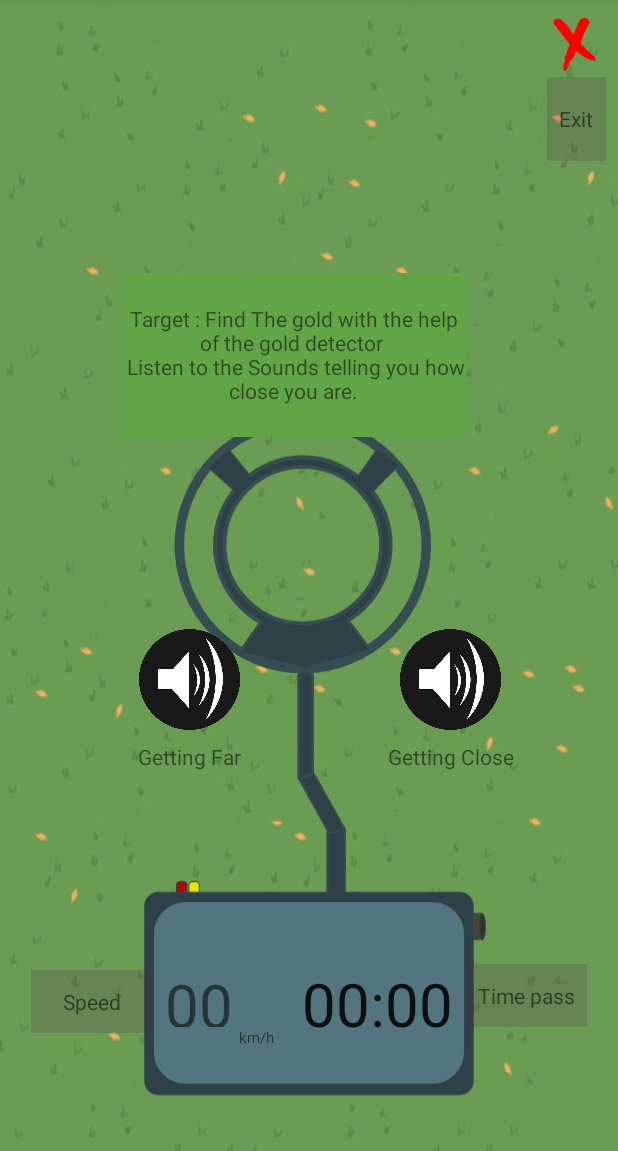
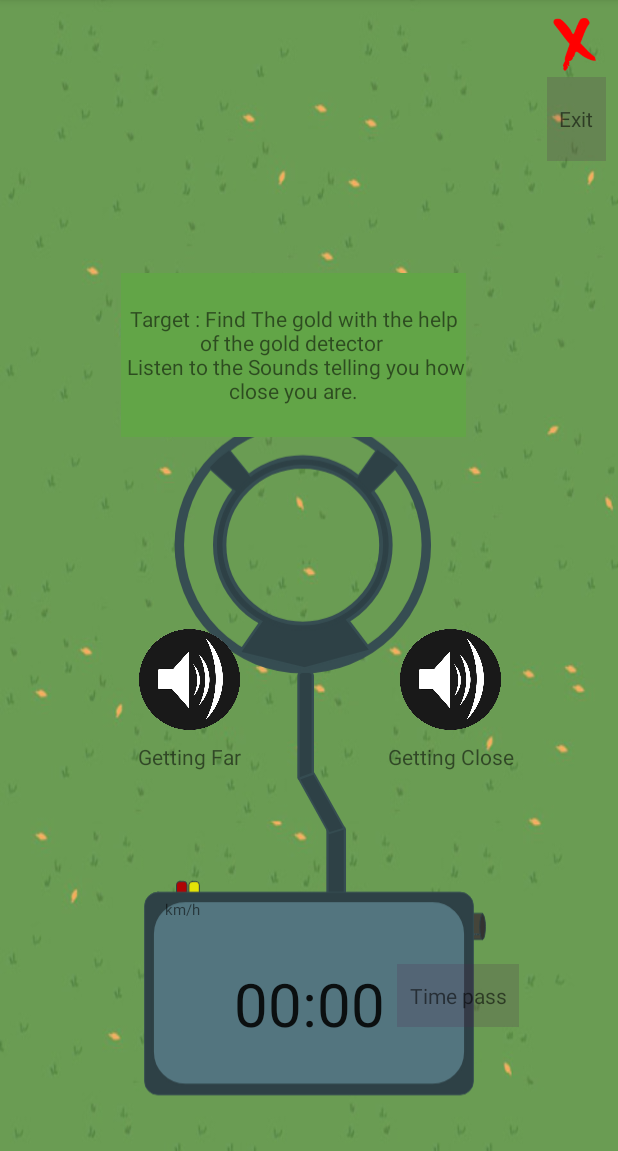
Before and after one commit to oriamd/TreasureHunt, an Android app: the TutorialActivity screen opened directly, with no data from a screen before it, on a phone screen of 412 x 824 dp, the part 85-1236 px from its top. Run offline under Robolectric (Android 15) with nearby library versions, the phone set to English and light mode, and no system bars; pictures from the network do not load.

Commit message:
Removed Debug

```diff
--- a/app/src/main/java/com/example/ori/treasurehunt/IntervalMusicRunnable.java
+++ b/app/src/main/java/com/example/ori/treasurehunt/IntervalMusicRunnable.java
@@ -1,8 +1,6 @@
 package com.example.ori.treasurehunt;
 
 import android.content.Context;
-import android.media.AsyncPlayer;
-import android.media.MediaPlayer;
 import android.util.Log;
 
 import com.mta.sharedutils.AsyncHandler;
@@ -82,7 +80,7 @@ public class IntervalMusicRunnable implements Runnable {
     public void run() {
         if (sStillPlaying) {
             AsyncHandler.postDelayed(this, frequency, true);
-            Log.i(tag, "Playing : frequency = "+frequency);
+            //Log.i(tag, "Playing : frequency = "+frequency);
             soundEffectsUtil.play(resId);
         }
     }
--- a/app/src/main/java/com/example/ori/treasurehunt/WinActivity.java
+++ b/app/src/main/java/com/example/ori/treasurehunt/WinActivity.java
@@ -54,7 +54,7 @@ public class WinActivity extends AppCompatActivity {
                 SharedPreferences sp = PreferenceManager.getDefaultSharedPreferences(getBaseContext());
                 int total = Integer.parseInt(sp.getString(MainActivity.TOTAL_GOLD_KEY, "0"))
                             + Integer.parseInt(wonGold);
-                Log.i(MainActivity.goldTrackTag,"Total Gold : " + total);
+                //Log.i(MainActivity.goldTrackTag,"Total Gold : " + total);
                 SharedPreferences.Editor editor = sp.edit();
                 editor.putString(MainActivity.TOTAL_GOLD_KEY, Integer.toString(total));
                 editor.commit();
--- a/app/src/main/java/com/mta/sharedutils/AsyncHandler.java
+++ b/app/src/main/java/com/mta/sharedutils/AsyncHandler.java
@@ -52,10 +52,10 @@ public final class AsyncHandler {
                 @AsyncMessage int what = msg.what;
                 switch (what) {
                     case EXAMPLE_MESSAGE_1:
-                        Log.i(TAG, "Hey, got message no. 1!! (I could do something useful with it)");
+                        //Log.i(TAG, "Hey, got message no. 1!! (I could do something useful with it)");
                         break;
                     case EXAMPLE_MESSAGE_2:
-                        Log.i(TAG, "Hey, got message no. 2!! (I could do something else)");
+                        //Log.i(TAG, "Hey, got message no. 2!! (I could do something else)");
                         break;
                 }
 
--- a/app/src/main/res/layout/tutorial.xml
+++ b/app/src/main/res/layout/tutorial.xml
@@ -46,23 +46,13 @@
         android:layout_marginBottom="40dp">
 
         <TextView
-        android:text="@string/speed"
-        android:layout_width="49dp"
-        android:layout_height="42dp"
-        android:id="@+id/speed"
-        android:textSize="40sp"
-            app:layout_constraintTop_toTopOf="parent"
-            app:layout_constraintBottom_toBottomOf="parent"
-            app:layout_constraintLeft_toLeftOf="parent" />
-
-        <TextView
             android:text="@string/speed_unit"
             android:layout_width="wrap_content"
             android:layout_height="wrap_content"
             android:textSize="10sp"
             android:id="@+id/speedunit"
-            app:layout_constraintTop_toBottomOf="@+id/speed"
-            app:layout_constraintLeft_toRightOf="@+id/speed" />
+            tools:layout_editor_absoluteY="0dp"
+            tools:layout_editor_absoluteX="0dp" />
 
     </android.support.constraint.ConstraintLayout>
 
@@ -74,21 +64,8 @@
         app:layout_constraintBottom_toBottomOf="@+id/constraintLayout"
         app:layout_constraintTop_toTopOf="@+id/constraintLayout"
         app:layout_constraintRight_toRightOf="@+id/constraintLayout"
-        app:layout_constraintVertical_bias="0.58" />
-
-    <TextView
-        android:text="Speed"
-        android:layout_width="81dp"
-        android:layout_height="42dp"
-        android:gravity="center"
-        android:id="@+id/textViewspeedtime"
-        android:background="@drawable/tutorialbackround"
-        app:layout_constraintBottom_toBottomOf="@+id/constraintLayout"
-        app:layout_constraintTop_toTopOf="@+id/constraintLayout"
-        app:layout_constraintVertical_bias="0.55"
-        app:layout_constraintRight_toLeftOf="@+id/constraintLayout"
-        android:layout_marginEnd="8dp"
-        android:layout_marginRight="8dp" />
+        app:layout_constraintVertical_bias="0.58000004"
+        app:layout_constraintLeft_toLeftOf="@+id/constraintLayout" />
 
     <TextView
         android:text="Exit"
```
Also changed, not shown: app/src/main/java/com/example/ori/treasurehunt/MainActivity.java (+3 -14 lines), app/src/main/java/com/example/ori/treasurehunt/MyMusicRunnable.java (+5 -6 lines), app/src/main/java/com/example/ori/treasurehunt/SettingsDialog.java (+6 -15 lines), app/src/main/java/com/example/ori/treasurehunt/gameActivity.java (+11 -24 lines), app/src/main/res/layout/activity_game.xml (+0 -32 lines), app/src/main/res/drawable/goldchest.png (deleted).
